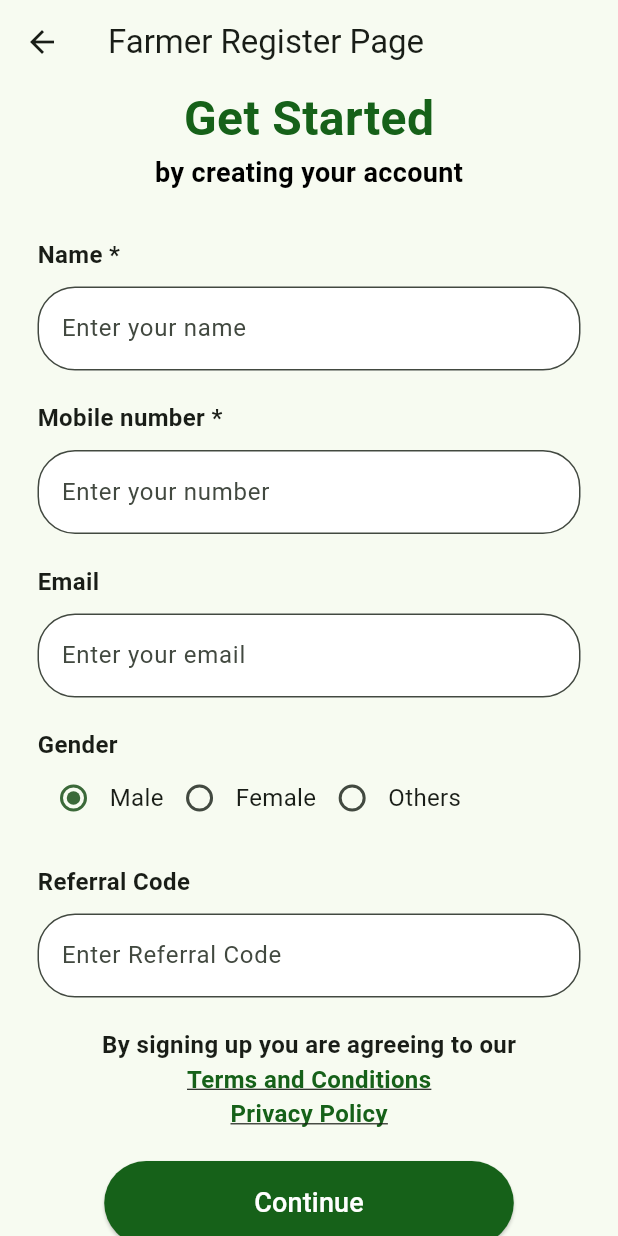
After one commit to AKVrockzzz/Developer, a Flutter app: the FarmerRegisterPage screen opened directly, on a phone screen of 412 x 824 dp. The commit adds this screen. Run offline on Flutter 3.47's test engine with Material 3 defaults, Android fonts, the phone set to English and light mode, and no system bars; our stand-ins replace flutter_svg.

Commit message:
Kisanmel App (Create registration page for farmer)
Kisanmel App (Create registration page for farmer)

```diff
--- a/kishanmil/lib/farmer_login.dart
+++ b/kishanmil/lib/farmer_login.dart
@@ -1,5 +1,6 @@
 import 'package:flutter/gestures.dart';
 import 'package:flutter/material.dart';
+import 'package:kishanmil/farmer_register.dart';
 
 class farmerloginpage extends StatelessWidget {
   @override
@@ -8,7 +9,8 @@ class farmerloginpage extends StatelessWidget {
         appBar: AppBar(
           title: Text('Farmer Login Page'),
         ),
-        body: Stack(
+        body: SingleChildScrollView(
+          child: Stack(
 
             children: [
               Center(
@@ -42,15 +44,17 @@ class farmerloginpage extends StatelessWidget {
                     SizedBox(height: 60), // Space before the input field
 
                     // Textfield Mobile number of user
-                  Padding(
+                    SingleChildScrollView(
+                      child: Padding(
                         padding: const EdgeInsets.symmetric(horizontal: 25),
                         child: Column(
                           crossAxisAlignment: CrossAxisAlignment.start,
                           children: [
                             Text(
-                          'Mobile Number *',
+                              'Mobile number *',
                               style: TextStyle(
                                 fontSize: 16,
+                                fontWeight: FontWeight.w600,
                                 color: Colors.black,
                               ),
                             ),
@@ -61,9 +65,12 @@ class farmerloginpage extends StatelessWidget {
                                 border: OutlineInputBorder(
                                   borderRadius: BorderRadius.circular(30),
                                 ),
+                                fillColor: Colors.white,
+                                filled: true,
                               ),
                             ),
                           ],
+                        ),
                       ),
                     ),
                     SizedBox(height: 30), // Space before the button
@@ -109,7 +116,11 @@ class farmerloginpage extends StatelessWidget {
                             ),
                             recognizer: TapGestureRecognizer()
                               ..onTap = () {
-                              print("Navigate to register page");
+                                Navigator.push(context,
+                                    MaterialPageRoute(builder:
+                                        (context) =>
+                                            FarmerRegisterPage()
+                                    ));
                               },
                           ),
                         ],
@@ -119,6 +130,7 @@ class farmerloginpage extends StatelessWidget {
                 ),
               ),
             ],
+          ),
         )
     );
   }
--- /dev/null
+++ b/kishanmil/lib/farmer_register.dart
@@ -0,0 +1,442 @@
+import 'package:flutter/gestures.dart';
+import 'package:flutter/material.dart';
+import 'package:kishanmil/farmer_login.dart';
+
+class FarmerRegisterPage extends StatefulWidget {
+  @override
+  _FarmerRegisterPageState createState() => _FarmerRegisterPageState();
+}
+
+class _FarmerRegisterPageState extends State<FarmerRegisterPage> {
+  String _selectGender = 'Male'; // To hold the selected gender value
+  @override
+  Widget build(BuildContext context) {
+    return Scaffold(
+      // App bar title
+
+      appBar: AppBar(
+        title: Text('Farmer Register Page'),
+      ),
+
+      // Now create body part
+
+      body: SingleChildScrollView(
+        child: Padding(
+          padding: const EdgeInsets.symmetric(horizontal: 25),
+          child: Column(
+            children: [
+
+              //Container create top title on screen
+
+              Center(
+                child: Container(
+                  child: Text('Get Started',
+                    style: TextStyle(
+                      fontSize: 32,
+                      fontWeight: FontWeight.bold,
+                      color: Color(0xFF166119)
+                    ),
+                  ),
+                ),
+              ),
+
+
+              Center(
+                child: Container(
+                  child: Text('by creating your account',
+                    style: TextStyle(
+                      fontSize: 18,
+                      fontWeight: FontWeight.bold,
+                      color: Colors.black
+                    ),
+                  ),
+                ),
+              ),
+
+              // Space between title and 'Name' field
+              SizedBox(
+                height: 30,
+              ),
+
+
+              // Create Field for taking user input
+              Column(
+                crossAxisAlignment: CrossAxisAlignment.start,
+                children: [
+
+
+                  // Container 'Name' label
+                  Container(
+                    child: Text('Name *',
+                      style: TextStyle(
+                        fontSize: 16,
+                        fontWeight: FontWeight.w600
+                      ),
+                    ),
+                  ),
+
+                  // Space between label & textfield
+                  SizedBox(
+                    height: 10,
+                  ),
+
+                  // Container 'Name TextField'
+                  Container(
+                    child: TextField(
+                        decoration: InputDecoration(
+                          hintText: 'Enter your name',
+                          border: OutlineInputBorder(
+                            borderRadius: BorderRadius.circular(25)
+                          ),
+                          filled: true,
+                          fillColor: Colors.white
+                        ),
+                    ),
+                  ),
+
+                  // End of Name Input Field
+
+
+                  // Space between 'Name field' & 'Mobile Number field'
+                  SizedBox(
+                    height: 20,
+                  ),
+
+                  // Container for 'Mobile Number' label
+                  Container(
+                    child: Text('Mobile number *',
+                      style: TextStyle(
+                        fontSize: 16,
+                        fontWeight: FontWeight.w600
+                      ),
+                    ),
+                  ),
+
+                    // Space between label & textfield
+                  SizedBox(
+                    height: 10,
+                  ),
+
+                  // Container for 'Mobile number' textfield
+                  Container(
+                    child: TextField(
+                      decoration: InputDecoration(
+                        hintText: 'Enter your number',
+                        border: OutlineInputBorder(
+                          borderRadius: BorderRadius.circular(25)
+                        ),
+                        filled: true,
+                        fillColor: Colors.white
+                      ),
+                    ),
+                  ),
+
+                  // End of Mobile Number Input Field
+
+
+                  // Space between 'Mobile Number field' & 'Email field'
+                  SizedBox(
+                    height: 20,
+                  ),
+
+                  // COntainer for 'Email' label
+                  Container(
+                    child: Text('Email',
+                      style: TextStyle(
+                        fontWeight: FontWeight.w600,
+                        fontSize: 16
+                      ),
+                    ),
+                  ),
+
+                  // Space between label & textfield
+                  SizedBox(
+                    height: 10,
+                  ),
+
+
+                  // Container for 'Email textfield'
+                  Container(
+                    child: TextField(
+                      decoration: InputDecoration(
+                        hintText: 'Enter your email',
+                        border: OutlineInputBorder(
+                          borderRadius: BorderRadius.circular(25)
+                        ),
+                        filled: true,
+                        fillColor: Colors.white
+                      ),
+                    ),
+                  ),
+
+                  // End of Email Input Field
+
+                  // Space between 'Email field' & 'Gender field'
+                  SizedBox(
+                    height: 20,
+                  ),
+
+
+                  // Container for 'Gender' label
+                  Container(
+                    child: Text('Gender',
+                      style: TextStyle(
+                        fontSize: 16,
+                        fontWeight: FontWeight.w600
+                      ),
+                    ),
+                  ),
+
+                  // Row for 'Gender' radio button
+                  Row(
+                    mainAxisAlignment: MainAxisAlignment.start,
+                    children: [
+                      // Male option
+                      Row(
+                        children: [
+                            Radio<String>(
+                              value: 'Male',
+                              groupValue: _selectGender,
+                              onChanged: (value){
+                                setState(() {
+                                  _selectGender = value!;
+                                });
+                              },
+                            ),
+                          Text('Male',
+                            style: TextStyle(
+                              fontSize: 16
+                            ),
+                          ),
+                        ],
+                      ),
+
+
+                      //Female option
+                      Row(
+                          children: [
+                            Radio<String>(
+                              value: 'Female',
+                              groupValue: _selectGender,
+                              onChanged: (value){
+                                setState(() {
+                                  _selectGender = value!;
+                                });
+                              },
+                            ),
+                            Text('Female',
+                              style: TextStyle(
+                                fontSize: 16,
+                              ),
+                            ),
+                          ],
+                      ),
+
+                      // Others option
+                      Row(
+                          children: [
+                            Radio<String> (
+                              value: 'Others',
+                              groupValue: _selectGender,
+                              onChanged: (value){
+                                setState(() {
+                                  _selectGender = value!;
+                                });
+                              },
+                            ),
+                            Text('Others',
+                              style: TextStyle(
+                                fontSize: 16
+                              ),
+                            ),
+                          ],
+                      ),
+                    ],
+                  ),
+
+                  // END of 'Gender' radio button
+
+                  //Space between 'Gender field' & 'Referral Code field'
+                  SizedBox(
+                    height: 20,
+                  ),
+
+
+                  //Container for 'Referral' label
+                  Container(
+                    child: Text('Referral Code',
+                      style: TextStyle(
+                        fontSize: 16,
+                        fontWeight: FontWeight.w600
+                      ),
+                    ),
+                  ),
+
+
+                  // Space between label & textfield
+                  SizedBox(
+                    height: 10,
+                  ),
+
+
+                  // Container for 'Referral Code' textfield
+                  Container(
+                    child: TextField(
+                      decoration: InputDecoration(
+                        hintText: 'Enter Referral Code',
+                        border: OutlineInputBorder(
+                          borderRadius: BorderRadius.circular(25)
+                        ),
+                        filled: true,
+                        fillColor: Colors.white
+                      ),
+                    ),
+                  ),
+
+
+                  // Space between 'Referral field' & 'Term and condition container'
+                  SizedBox(
+                    height: 20,
+                  ),
+
+                  // Start of Terms and Conditions Text
+
+                  Column(
+                      children: [
+
+
+                        // First line contain 'By signing up you are agreeing to our'
+                        Row(
+                          mainAxisAlignment: MainAxisAlignment.center,
+                          children: [
+                            Text('By signing up you are agreeing to our',
+                              style: TextStyle(
+                                fontSize: 16,
+                                fontWeight: FontWeight.bold
+                              ),
+                            ),
+                          ],
+                        ),
+
+                        // Second Line Terms and Conditions Hyperlink
+                        Row(
+                          mainAxisAlignment: MainAxisAlignment.center,
+                          children: [
+                            GestureDetector(
+                              onTap: (){
+                                print('Navigate to Destination');
+                              },
+                              child: Text('Terms and Conditions',
+                                style: TextStyle(
+                                    fontSize: 16,
+                                    fontWeight: FontWeight.bold,
+                                    color: Color(0xFF166119),
+                                    decoration: TextDecoration.underline,
+                                ),
+
+                              ),
+                            ),
+                          ],
+                        ),
+
+                        // Third line 'Privacy Policy'
+                        Row(
+                          mainAxisAlignment: MainAxisAlignment.center,
+                          children: [
+                            GestureDetector(
+                              onTap: (){
+                                print('Navigate to privacy policy page.');
+                              },
+                              child: Text('Privacy Policy',
+                                style: TextStyle(
+                                  fontSize: 16,
+                                  fontWeight: FontWeight.bold,
+                                  color: Color(0xFF166119),
+                                  decoration: TextDecoration.underline,
+                                ),
+                              ),
+                            ),
+
+                          ],
+                        )
+                      ],
+                    ),
+
+                  // End of 'Term and condition container'
+
+                  // Space between 'Terms and condition container' & 'continue button'
+                  SizedBox(
+                    height: 20,
+                  ),
+
+
+                  // Container of 'Continue' button
+                  Center(
+                    child: ElevatedButton(onPressed: (){},
+                      style: ElevatedButton.styleFrom(
+                        backgroundColor: Color(0xFF166119), // Green Background Color
+                        shape: RoundedRectangleBorder(
+                          borderRadius: BorderRadius.circular(30)
+                        ),
+                        padding: const EdgeInsets.symmetric(
+                          horizontal: 100,
+                          vertical: 15,
+                        ),
+                      ),
+                        child: Text('Continue',
+                          style: TextStyle(
+                            fontSize: 18,
+                            color: Colors.white
+                          ),
+                        ),
+                    ),
+                  ),
+
+                  // END of 'Continue' elevated button
+
+                  // Space between 'Continue button' & 'Sign in hyperlink'
+                  SizedBox(
+                    height: 20,
+                  ),
+
+                  // Text of 'Sign in hyperlink'
+                  Center(
+                    child: Text.rich(
+                      TextSpan(
+                        text: 'Alredy a member ? ',
+                        style: TextStyle(
+                          fontSize: 15,
+                          fontWeight: FontWeight.bold,
+                        ),
+                        children: [
+                          // Sign in Hyperlink
+                          TextSpan(
+                              text: 'Sign In',
+                              style: TextStyle(
+                                fontWeight: FontWeight.w600,
+                                fontSize: 15,
+                                color: Color(0xFF166119),
+                                decoration: TextDecoration.underline
+                              ),
+                            recognizer: TapGestureRecognizer()
+                              ..onTap = (){
+                                Navigator.push(context,
+                                MaterialPageRoute(builder:
+                                (context) => farmerloginpage())
+                                );
+                              }
+                          ),
+                        ]
+                      ),
+                    ),
+                  ),
+                ],
+              ),
+            ],
+          ),
+        ),
+      ),
+    );
+  }
+
+}
--- a/kishanmil/lib/main.dart
+++ b/kishanmil/lib/main.dart
@@ -15,7 +15,7 @@ class MyApp extends StatelessWidget {
       title: 'Flutter Demo',
       debugShowCheckedModeBanner: false,
       theme: ThemeData(
-        colorScheme: ColorScheme.fromSeed(seedColor: Color(0xFFFFFEFA)),
+        colorScheme: ColorScheme.fromSeed(seedColor: Colors.green),
         useMaterial3: true,
       ),
       home: const MyHomePage(title: 'Flutter Demo Home Page'),
@@ -45,15 +45,6 @@ class _MyHomePageState extends State<MyHomePage> {
     // fast, so that you can just rebuild anything that needs updating rather
     // than having to individually change instances of widgets.
     return Scaffold(
-        // appBar: AppBar(
-        //   // TRY THIS: Try changing the color here to a specific color (to
-        //   // Colors.amber, perhaps?) and trigger a hot reload to see the AppBar
-        //   // change color while the other colors stay the same.
-        //   backgroundColor: Theme.of(context).colorScheme.inversePrimary,
-        //   // Here we take the value from the MyHomePage object that was created by
-        //   // the App.build method, and use it to set our appbar title.
-        //   title: Text("Kishan Mill"),
-        // ),
         body: Stack(
           children: [
             // Background Image at the bottom
@@ -64,8 +55,8 @@ class _MyHomePageState extends State<MyHomePage> {
               child: Image.asset(
                 "assets/images/kisanmel photo jpg.jpg",
                 fit: BoxFit.fill,
-                width: double.infinity,
-                height: 790, // Adjust the height as per your need
+                width: MediaQuery.of(context).size.width,
+                height: MediaQuery.of(context).size.height, // Adjust the height as per your need
               ),
             ),
 
```
Lines whose indentation alone changed are shown as unchanged.
